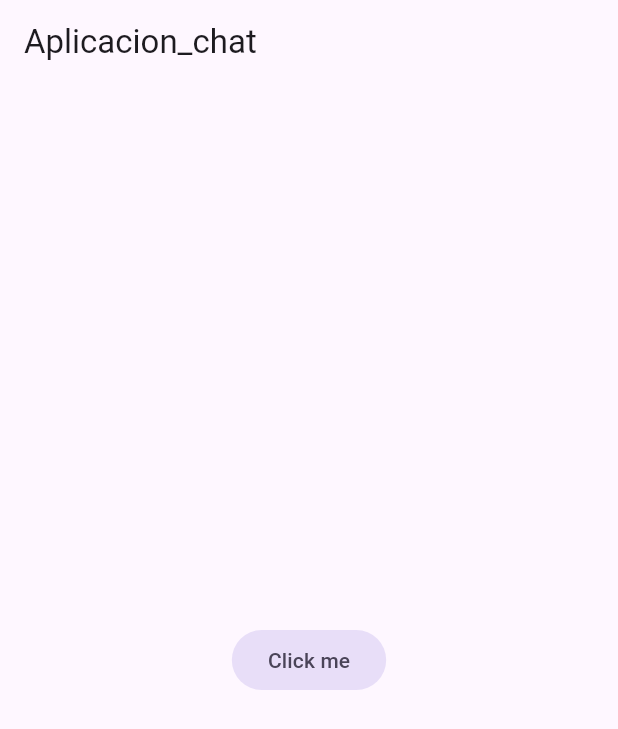
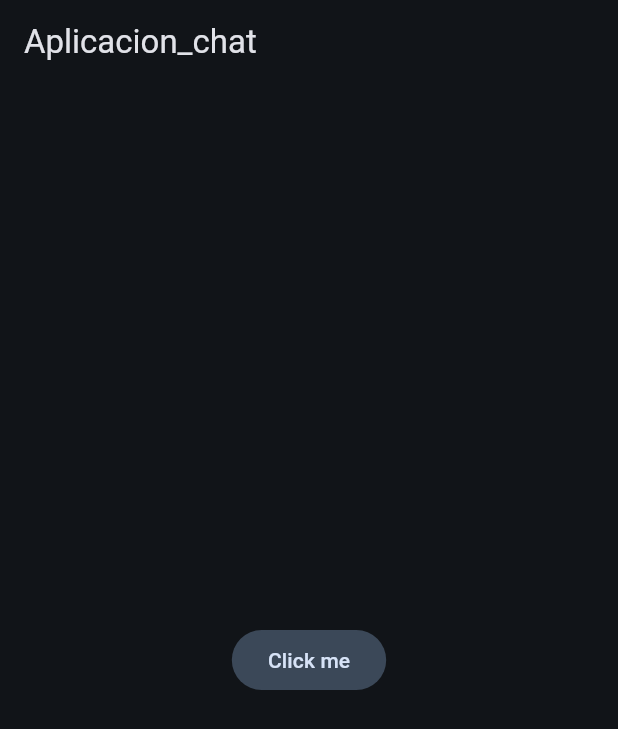
Before and after one commit to Isaac-15/Desarrollo-movil, a Flutter app: the screen it shows after launch, on a phone screen of 412 x 824 dp. Shown: the top 729 px of the screen. Run offline on Flutter 3.47's test engine with Material 3 defaults, Android fonts, the phone set to English and light mode, and no system bars.

Commit message:
temas(colores y fondo oscuro

```diff
--- /dev/null
+++ b/lib/config/theme/app_theme.dart
@@ -0,0 +1,37 @@
+
+import 'package:flutter/material.dart';
+
+const Color _customColor = Color.fromARGB(255, 95, 199, 121);
+
+const List<Color> _colorTheme = [
+
+  _customColor,
+  Colors.green,
+  Colors.blue,
+  Colors.orange,
+  Colors.purple,
+  Colors.red,
+  Colors.yellow,
+
+];
+
+class AppTheme {
+
+  final int selectedColor;
+
+  AppTheme({
+    this.selectedColor = 0
+  }):assert(selectedColor >= 0 && selectedColor <= _colorTheme.length -1,
+  'selectedColor debe ser un valor entre 0 y ${_colorTheme.length -1}');
+
+  ThemeData theme(){
+
+    return ThemeData(  useMaterial3: true,
+     colorSchemeSeed: _colorTheme[selectedColor],
+      brightness: Brightness.dark
+
+
+    );
+
+  }
+}
--- a/lib/main.dart
+++ b/lib/main.dart
@@ -1,4 +1,5 @@
 import 'package:flutter/material.dart';
+import 'config/theme/app_theme.dart';
 
 void main() => runApp(const MyApp());
 
@@ -10,6 +11,7 @@ class MyApp extends StatelessWidget {
     return MaterialApp(
       title: 'Aplicacion_chat',
       debugShowCheckedModeBanner: false,
+      theme: AppTheme(selectedColor: 2).theme(),
       home: Scaffold(
         appBar: AppBar(
           title: const Text('Aplicacion_chat'),
```
